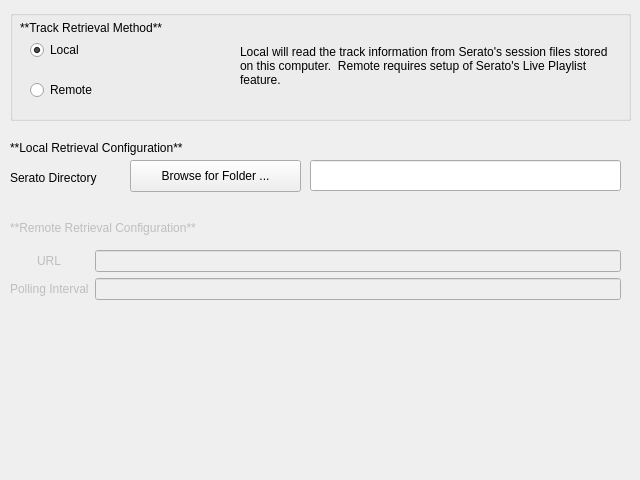
Qt form nowplaying/resources/inputs_serato_connection_ui.ui (whatsnowplaying/whats-now-playing) before a commit.
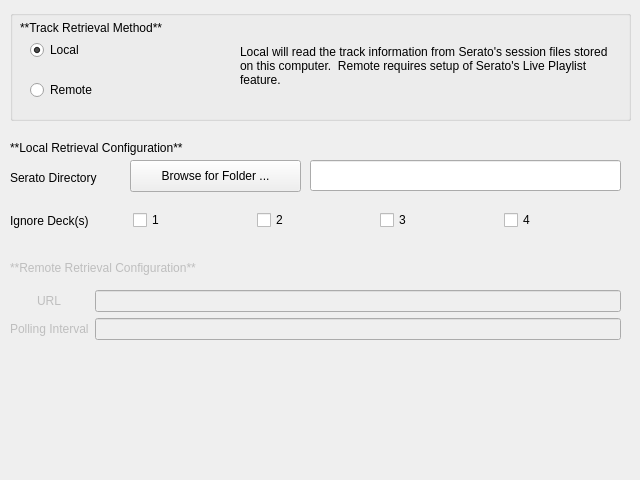
The same form after that commit.

Patch:
```diff
--- a/nowplaying/resources/inputs_serato_connection_ui.ui
+++ b/nowplaying/resources/inputs_serato_connection_ui.ui
@@ -145,6 +145,53 @@
     </rect>
    </property>
   </widget>
+  <widget class="QWidget" name="ignoredecks_widget">
+   <property name="geometry">
+    <rect>
+     <x>10</x>
+     <y>200</y>
+     <width>611</width>
+     <height>41</height>
+    </rect>
+   </property>
+   <layout class="QHBoxLayout" name="ignoredecks_layout">
+    <item>
+     <widget class="QLabel" name="ignoredeck_label">
+      <property name="text">
+       <string>Ignore Deck(s)</string>
+      </property>
+     </widget>
+    </item>
+    <item>
+     <widget class="QCheckBox" name="deck1_checkbox">
+      <property name="text">
+       <string>1</string>
+      </property>
+     </widget>
+    </item>
+    <item>
+     <widget class="QCheckBox" name="deck2_checkbox">
+      <property name="text">
+       <string>2</string>
+      </property>
+     </widget>
+    </item>
+    <item>
+     <widget class="QCheckBox" name="deck3_checkbox">
+      <property name="text">
+       <string>3</string>
+      </property>
+     </widget>
+    </item>
+    <item>
+     <widget class="QCheckBox" name="deck4_checkbox">
+      <property name="text">
+       <string>4</string>
+      </property>
+     </widget>
+    </item>
+   </layout>
+  </widget>
   <widget class="QLabel" name="remoteconfig_label">
    <property name="enabled">
     <bool>false</bool>
@@ -152,7 +199,7 @@
    <property name="geometry">
     <rect>
      <x>10</x>
-     <y>220</y>
+     <y>260</y>
      <width>311</width>
      <height>16</height>
     </rect>
@@ -168,7 +215,7 @@
    <property name="geometry">
     <rect>
      <x>10</x>
-     <y>250</y>
+     <y>290</y>
      <width>611</width>
      <height>80</height>
     </rect>
```
Left out of the diff: 80 changed lines with no effect on the pictures.
